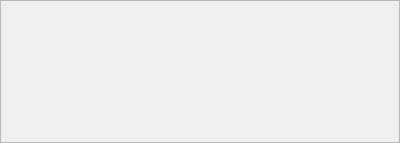
The window that source/wnd/ui/motormonitor.ui (ww4u/megarobostudio) describes before a commit, drawn with Qt 5.
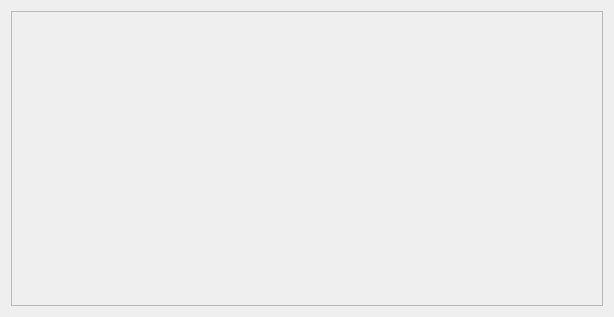
The same window after the commit. Icons and pictures are not drawn.

```diff
--- a/source/wnd/ui/motormonitor.ui
+++ b/source/wnd/ui/motormonitor.ui
@@ -6,8 +6,8 @@
    <rect>
     <x>0</x>
     <y>0</y>
-    <width>400</width>
-    <height>143</height>
+    <width>614</width>
+    <height>317</height>
    </rect>
   </property>
   <property name="windowTitle">
@@ -18,21 +18,6 @@
     <normaloff>:/res/image/icon2/focus.png</normaloff>:/res/image/icon2/focus.png</iconset>
   </property>
   <layout class="QVBoxLayout" name="verticalLayout">
-   <property name="spacing">
-    <number>0</number>
-   </property>
-   <property name="leftMargin">
-    <number>0</number>
-   </property>
-   <property name="topMargin">
-    <number>0</number>
-   </property>
-   <property name="rightMargin">
-    <number>0</number>
-   </property>
-   <property name="bottomMargin">
-    <number>0</number>
-   </property>
    <item>
     <widget class="QScrollArea" name="scrollArea">
      <property name="widgetResizable">
@@ -43,11 +28,10 @@
        <rect>
         <x>0</x>
         <y>0</y>
-        <width>398</width>
-        <height>141</height>
+        <width>594</width>
+        <height>297</height>
        </rect>
       </property>
-      <layout class="QVBoxLayout" name="verticalLayout_2"/>
      </widget>
     </widget>
    </item>
```
